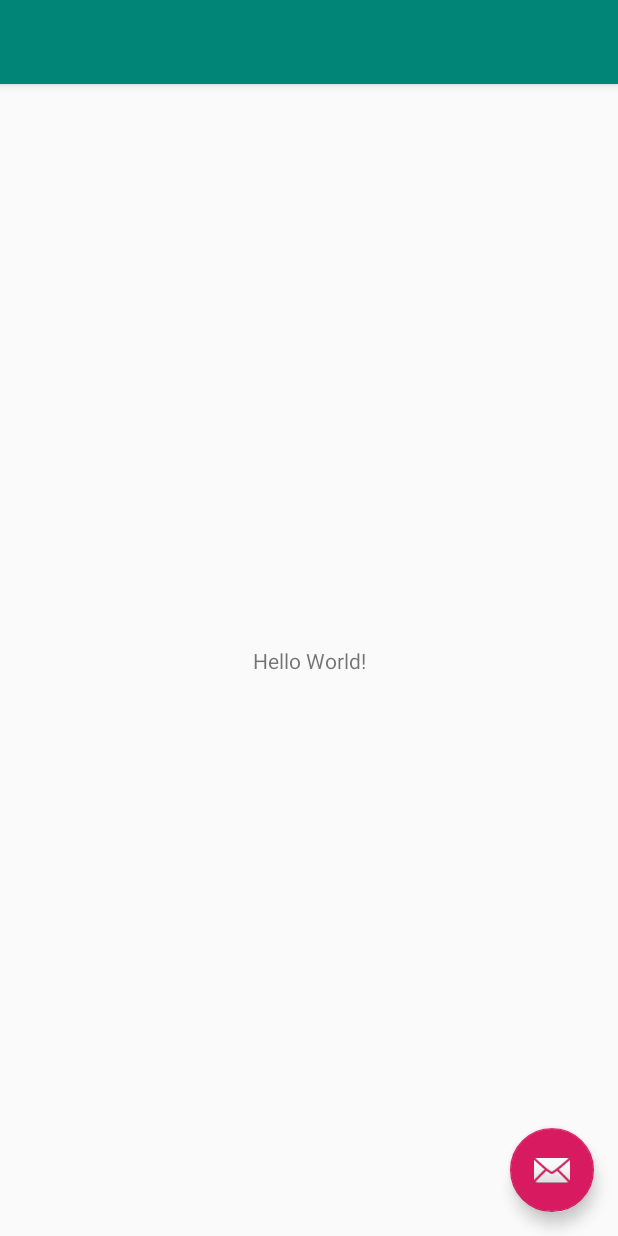
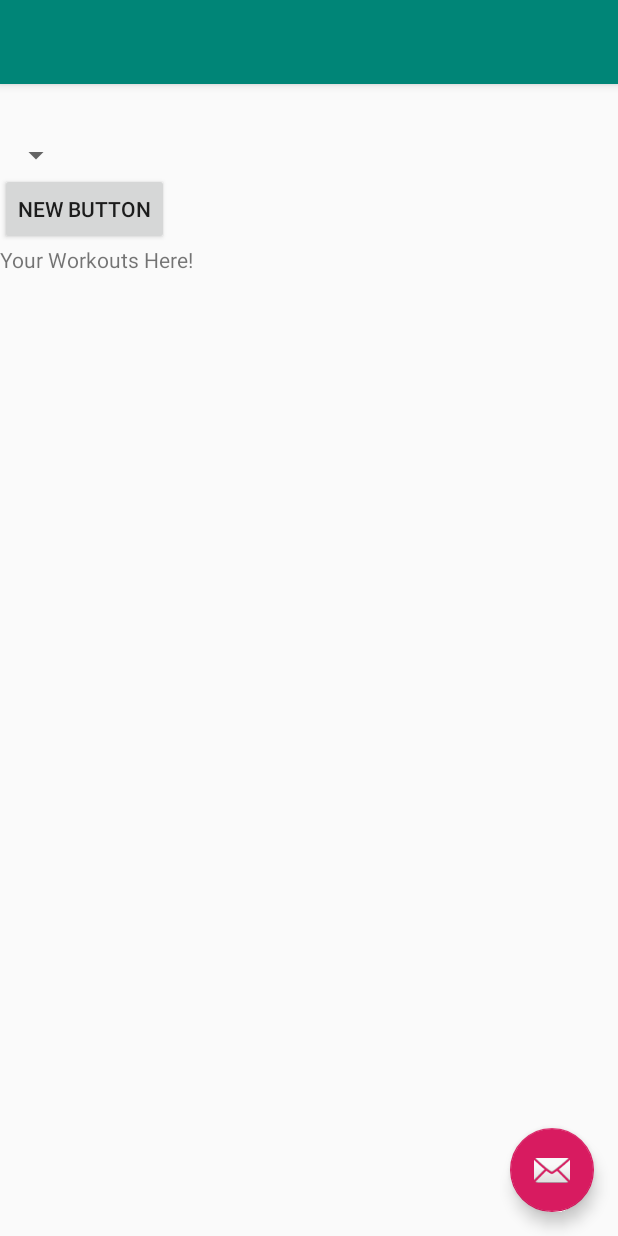
Before and after one commit to Danboe2018/WorkoutAdvisor, an Android app: the layout activity_main.xml on its own in the app's theme, with its tools: preview values and no code run, on a phone screen of 412 x 824 dp. Run offline under Robolectric (Android 15) with nearby library versions, the phone set to English and light mode, and no system bars.

Commit message:
Added some design

```diff
--- a/app/src/main/java/com/webappclouds/workoutadvisor/MainActivity.java
+++ b/app/src/main/java/com/webappclouds/workoutadvisor/FindWorkoutActivity.java
@@ -12,7 +12,7 @@ import android.view.View;
 import android.view.Menu;
 import android.view.MenuItem;
 
-public class MainActivity extends AppCompatActivity {
+public class FindWorkoutActivity extends AppCompatActivity {
 
     @Override
     protected void onCreate(Bundle savedInstanceState) {
--- a/app/src/main/res/layout/activity_main.xml
+++ b/app/src/main/res/layout/activity_main.xml
@@ -20,7 +20,7 @@
 
     </com.google.android.material.appbar.AppBarLayout>
 
-    <include layout="@layout/content_main" />
+    <include layout="@layout/content_find_workout" />
 
     <com.google.android.material.floatingactionbutton.FloatingActionButton
         android:id="@+id/fab"
--- /dev/null
+++ b/app/src/main/res/layout/content_find_workout.xml
@@ -0,0 +1,33 @@
+<?xml version="1.0" encoding="utf-8"?>
+<RelativeLayout xmlns:android="http://schemas.android.com/apk/res/android"
+    xmlns:app="http://schemas.android.com/apk/res-auto"
+    xmlns:tools="http://schemas.android.com/tools"
+    android:layout_width="match_parent"
+    android:layout_height="match_parent"
+    app:layout_behavior="@string/appbar_scrolling_view_behavior"
+    tools:context=".FindWorkoutActivity"
+    tools:showIn="@layout/activity_main">
+
+    <Spinner
+        android:layout_width="wrap_content"
+        android:layout_height="wrap_content"
+        android:id="@+id/workoutType"
+        android:layout_marginTop="35dp"
+        android:layout_alignParentTop="true"/>
+
+    <TextView
+        android:layout_width="wrap_content"
+        android:layout_height="wrap_content"
+        android:id="@+id/textView"
+        android:text="@string/workout"
+        android:layout_below="@id/findWorkout"/>
+
+    <Button
+        android:layout_width="wrap_content"
+        android:layout_height="wrap_content"
+        android:id="@+id/findWorkout"
+        android:text="@string/find_workout"
+        android:layout_below="@+id/workoutType"
+        android:layout_alignLeft="@+id/workoutType"/>
+
+</RelativeLayout>
--- a/app/src/main/res/layout/content_main.xml
+++ /dev/null
@@ -1,20 +0,0 @@
-<?xml version="1.0" encoding="utf-8"?>
-<androidx.constraintlayout.widget.ConstraintLayout xmlns:android="http://schemas.android.com/apk/res/android"
-    xmlns:app="http://schemas.android.com/apk/res-auto"
-    xmlns:tools="http://schemas.android.com/tools"
-    android:layout_width="match_parent"
-    android:layout_height="match_parent"
-    app:layout_behavior="@string/appbar_scrolling_view_behavior"
-    tools:context=".MainActivity"
-    tools:showIn="@layout/activity_main">
-
-    <TextView
-        android:layout_width="wrap_content"
-        android:layout_height="wrap_content"
-        android:text="Hello World!"
-        app:layout_constraintBottom_toBottomOf="parent"
-        app:layout_constraintLeft_toLeftOf="parent"
-        app:layout_constraintRight_toRightOf="parent"
-        app:layout_constraintTop_toTopOf="parent" />
-
-</androidx.constraintlayout.widget.ConstraintLayout>
--- a/app/src/main/res/values/strings.xml
+++ b/app/src/main/res/values/strings.xml
@@ -1,4 +1,6 @@
 <resources>
     <string name="app_name">WorkoutAdvisor</string>
     <string name="action_settings">Settings</string>
+    <string name="find_workout">new button</string>
+    <string name="workout">Your Workouts Here!</string>
 </resources>
```
Also changed, not shown: 1 other file.
